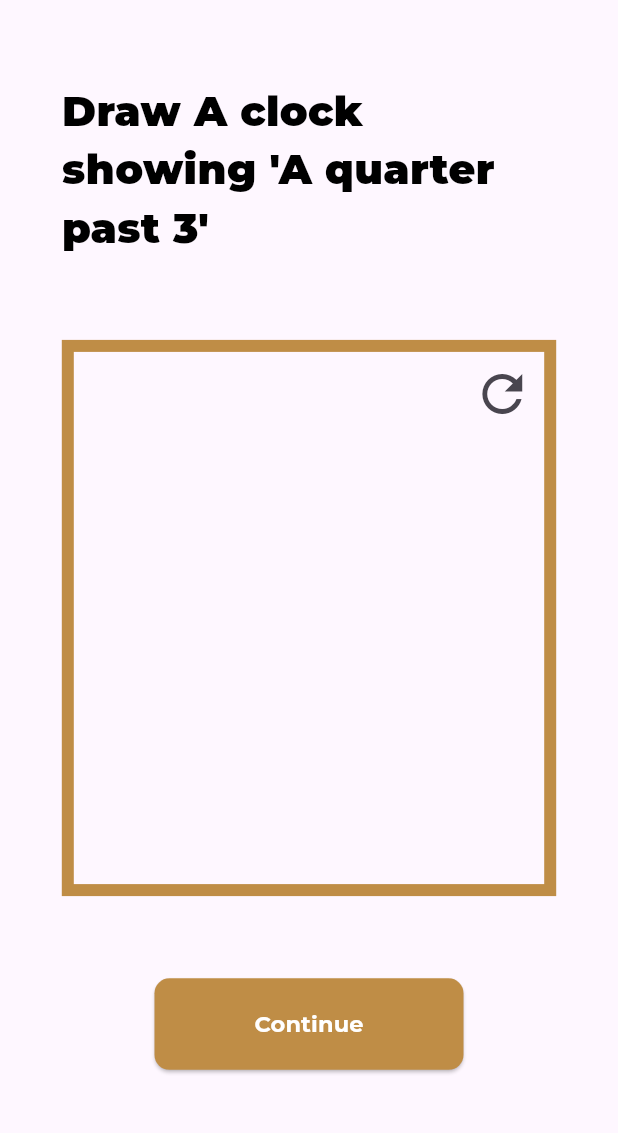
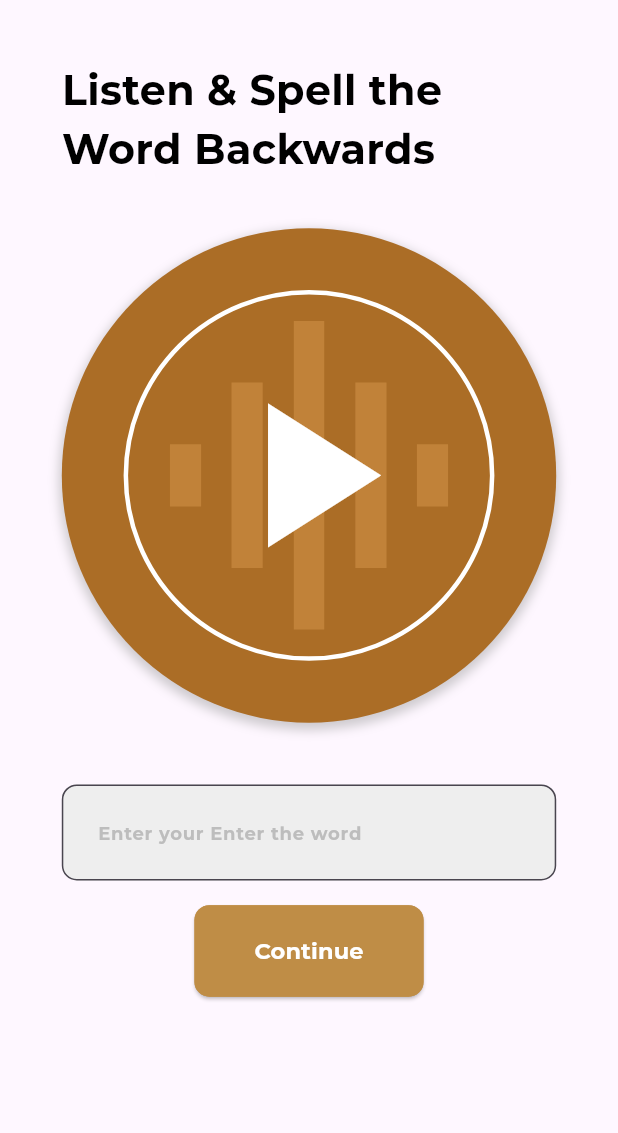
Before and after one commit to morpheus-30/momento, a Flutter app: the ClockScreen screen opened directly, after a tap on "Continue", on a phone screen of 412 x 824 dp, the part 84-1217 px from its top. Run offline on Flutter 3.47's test engine with Material 3 defaults, Android fonts, the light colour scheme and no system bars; our stand-ins replace sizer; project files that could hold a hidden picture were left out.

Commit message:
pre pre_assessment_questions done

```diff
--- a/momento/lib/screens/pre_assessment_questions/ClockScreen.dart
+++ b/momento/lib/screens/pre_assessment_questions/ClockScreen.dart
@@ -1,5 +1,6 @@
 import 'package:flutter/material.dart';
 import 'package:momento/constants.dart';
+import 'package:momento/screens/pre_assessment_questions/ListenAndSpell.dart';
 import 'package:momento/widgets/buttons/signUpButton.dart';
 import 'package:sizer/sizer.dart';
 import 'DrawingBoard.dart';
@@ -49,7 +50,12 @@ class _ClockScreenState extends State<ClockScreen> {
                   Navigator.pop(context);
                 },
               ),
-              IconButton(onPressed: (){}, icon: Icon(Icons.home, color: Colors.white,))
+              IconButton(
+                  onPressed: () {},
+                  icon: Icon(
+                    Icons.home,
+                    color: Colors.white,
+                  ))
             ],
           ),
         ),
@@ -83,7 +89,14 @@ class _ClockScreenState extends State<ClockScreen> {
                 SizedBox(
                   width: 50.w,
                   child: SignUpButton(
-                    onPressed: () {},
+                    onPressed: () {
+                      Navigator.pushReplacement(
+                        context,
+                        MaterialPageRoute(
+                          builder: (context) => ListenAndSpell(),
+                        ),
+                      );
+                    },
                     text: "Continue",
                     color: brown2,
                     textcolor: Colors.white,
--- /dev/null
+++ b/momento/lib/screens/pre_assessment_questions/ListenAndSpell.dart
@@ -0,0 +1,158 @@
+import 'package:flutter/material.dart';
+import 'package:momento/constants.dart';
+import 'package:momento/screens/pre_assessment_questions/VideoObjects.dart';
+import 'package:momento/widgets/buttons/loginButton.dart';
+import 'package:momento/widgets/buttons/signUpButton.dart';
+import 'package:momento/widgets/buttons/textField.dart';
+import 'package:sizer/sizer.dart';
+import 'DrawingBoard.dart';
+
+class ListenAndSpell extends StatelessWidget {
+  const ListenAndSpell({super.key});
+
+  @override
+  Widget build(BuildContext context) {
+    return Scaffold(
+      resizeToAvoidBottomInset: false,
+      appBar: AppBar(
+        leadingWidth: 25.w,
+        actions: [
+          IconButton(
+              onPressed: () {},
+              icon: Icon(
+                Icons.help_outline_outlined,
+                color: Colors.white,
+              ))
+        ],
+        elevation: 2,
+        centerTitle: true,
+        title: Text(
+          "Pre-Assessment Question",
+          textAlign: TextAlign.center,
+          style: TextStyle(
+            color: Colors.white,
+            fontSize: 12.sp,
+            fontFamily: "Montserrat",
+            fontWeight: FontWeight.bold,
+          ),
+        ),
+        backgroundColor: brown2,
+        leading: Row(
+          children: [
+            IconButton(
+              icon: const Icon(
+                Icons.arrow_back_ios,
+                color: Colors.white,
+              ),
+              onPressed: () {
+                Navigator.pop(context);
+              },
+            ),
+            IconButton(
+                onPressed: () {},
+                icon: Icon(
+                  Icons.home,
+                  color: Colors.white,
+                ))
+          ],
+        ),
+      ),
+      body: Column(
+        children: [
+          Container(
+            margin:
+                EdgeInsets.only(top: 5.h, left: 10.w, right: 10.w, bottom: 2.h),
+            child: Text(
+              "Listen & Spell the Word Backwards",
+              style: TextStyle(
+                color: Colors.black,
+                fontSize: 20.sp,
+                fontFamily: "Montserrat",
+                fontWeight: FontWeight.bold,
+              ),
+            ),
+          ),
+          SizedBox(
+            height: 2.h,
+          ),
+          Container(
+            padding: EdgeInsets.symmetric(horizontal: 5.w),
+            decoration: BoxDecoration(
+              color: lightBrown,
+              shape: BoxShape.circle,
+              boxShadow: [
+                BoxShadow(
+                    color: Colors.grey.withOpacity(0.5),
+                    spreadRadius: 2,
+                    blurRadius: 5,
+                    offset: Offset(0, 3))
+              ],
+            ),
+            child: Container(
+              margin: EdgeInsets.all(10.w),
+              child: Stack(
+                clipBehavior: Clip.none,
+                children: [
+                  Opacity(
+                    opacity: 0.5,
+                    child: Icon(
+                      Icons.graphic_eq,
+                      color: lightBrownButtonOutline,
+                      size: 30.h,
+                    ),
+                  ),
+                  Positioned(
+                    top: 0,
+                    left: 0,
+                    right: 0,
+                    bottom: 0,
+                    child: IconButton(
+                        style: ButtonStyle(
+                          padding: MaterialStateProperty.all(EdgeInsets.zero),
+                          backgroundColor:
+                              MaterialStateProperty.all(Colors.transparent),
+                          shape: MaterialStateProperty.all(
+                            CircleBorder(),
+                          ),
+                          side: MaterialStateProperty.all(
+                            BorderSide(
+                              color: Colors.white,
+                              width: 3,
+                            ),
+                          ),
+                        ),
+                        onPressed: () {
+                          print("play");
+                        },
+                        icon: Icon(
+                          Icons.play_arrow,
+                          color: Colors.white,
+                          size: 20.h,
+                        )),
+                  )
+                ],
+              ),
+            ),
+          ),
+          SizedBox(
+            height: 5.h,
+          ),
+          Container(
+              margin: EdgeInsets.symmetric(horizontal: 10.w),
+              child: MomentotextField(
+                inputText: "Enter the word",
+              )),
+          SizedBox(
+            height: 2.h,
+          ),
+          LoginButton(onPressed: (){
+            Navigator.pushReplacement(
+              context,
+              MaterialPageRoute(builder: (context) => VideoScreen()),
+            );
+          },text: "Continue",),
+        ],
+      ),
+    );
+  }
+}
--- a/momento/lib/widgets/buttons/loginButton.dart
+++ b/momento/lib/widgets/buttons/loginButton.dart
@@ -3,7 +3,8 @@ import 'package:momento/constants.dart';
 
 class LoginButton extends StatelessWidget {
   Function onPressed;
-  LoginButton({required this.onPressed});
+  String text;
+  LoginButton({required this.onPressed, this.text = "Log In"});
 
   @override
   Widget build(BuildContext context) {
@@ -11,7 +12,10 @@ class LoginButton extends StatelessWidget {
       style: ElevatedButton.styleFrom(
         primary: brown2,
         shape: const RoundedRectangleBorder(
-          side: BorderSide(color: Colors.white, width: 2),
+          side: BorderSide(
+            width: 2,
+            color: brown2,
+          ),
           borderRadius: BorderRadius.all(
             Radius.circular(10),
           ),
@@ -21,8 +25,8 @@ class LoginButton extends StatelessWidget {
       onPressed: () {
         onPressed();
       },
-      child: const Text(
-        'Log In',
+      child: Text(
+        text,
         style: TextStyle(
           fontSize: 15,
           color: Colors.white,
```
Also changed, not shown: momento/lib/screens/pre_assessment_questions/MathScreen.dart (added, +110 -0 lines), momento/lib/screens/pre_assessment_questions/VideoObjects.dart (added, +165 -0 lines), momento/lib/screens/pre_assessment_questions/testDoodle.dart (deleted, +0 -108 lines).
